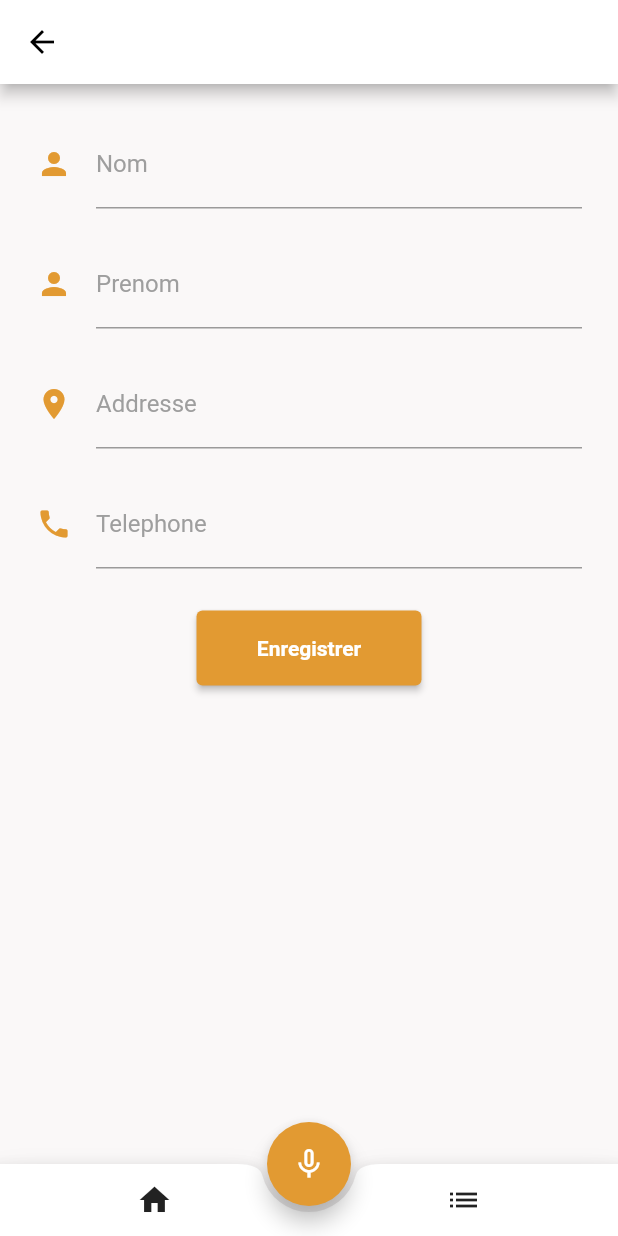
After one commit to KennyChrisUmurundi/TravailFutE, a Flutter app: the ClientsList screen opened directly, after a tap on the "add" icon, on a phone screen of 412 x 824 dp. The commit adds this screen. Run offline on Flutter 3.47's test engine with Material 2 defaults, Android fonts, the phone set to English and light mode, and no system bars; drawn by our look-alikes of flutter_form_builder; our stand-ins replace audioplayers, flutter_native_splash, flutter_spinkit, logger, permission_handler; missing offline and left inert: phone_state, record; network calls fail; statements that could not run were skipped.

Commit message:
client api call

```diff
--- /dev/null
+++ b/lib/screens/client_create.dart
@@ -0,0 +1,159 @@
+import 'package:flutter/material.dart';
+import 'package:flutter_form_builder/flutter_form_builder.dart';
+import 'package:http/http.dart' as http;
+import 'package:travail_fute/constants.dart';
+import 'package:travail_fute/widgets/botom_nav.dart';
+import 'package:travail_fute/widgets/foab.dart';
+
+class ClientCreatePage extends StatefulWidget {
+  const ClientCreatePage({super.key});
+
+  @override
+  State<ClientCreatePage> createState() => _ClientCreatePageState();
+}
+
+class _ClientCreatePageState extends State<ClientCreatePage> {
+  final GlobalKey<FormBuilderState> _formKey = GlobalKey<FormBuilderState>();
+  final String apiUrl = 'YOUR_API_ENDPOINT';
+
+  @override
+  Widget build(BuildContext context) {
+    return Scaffold(
+      resizeToAvoidBottomInset: false,
+      appBar: AppBar(
+        backgroundColor: Colors.white,
+        foregroundColor: Colors.black,
+        // title: SearchEngine(),
+      ),
+      backgroundColor: kBackgroundColor,
+      body: Padding(
+        padding: const EdgeInsets.all(16.0),
+        child: FormBuilder(
+          key: _formKey,
+          autovalidateMode: AutovalidateMode.disabled,
+          child: SingleChildScrollView(
+            child: Column(
+              children: [
+                const FormTextField(
+                  textLabel: 'Nom',
+                  // textHint: 'Jean',
+                  icon: Icons.person,
+                ),
+                const SizedBox(
+                  height: 5,
+                ),
+                const FormTextField(
+                  textLabel: 'Prenom',
+                  // textHint: 'Jean',
+                  icon: Icons.person,
+                ),
+                const SizedBox(
+                  height: 5,
+                ),
+                const FormTextField(
+                  textLabel: 'Addresse',
+                  // textHint: 'Jean',
+                  icon: Icons.location_on,
+                ),
+                const SizedBox(
+                  height: 5,
+                ),
+                const FormTextField(
+                  textLabel: 'Telephone',
+                  // textHint: 'Jean',
+                  icon: Icons.phone,
+                ),
+
+                // FormBuilderTextField(
+                //   name: 'Prenom',
+                //   decoration: InputDecoration(labelText: 'Dupont'),
+                //   // Add validation and initial value as needed
+                // ),
+                // FormBuilderTextField(
+                //   name: 'Addresse',
+                //   decoration: InputDecoration(labelText: 'Rue xyz 49/12'),
+                //   // Add validation and initial value as needed
+                // ),
+                // FormBuilderTextField(
+                //   name: 'Telephone',
+                //   decoration: InputDecoration(
+                //     labelText: 'Telephone',
+                //     labelStyle: kCardSmallTextStyle,
+                //   ),
+                //   // Add validation and initial value as needed
+                // ),
+                // Repeat for other form fields (first_name, last_name, etc.)
+                const SizedBox(height: 20),
+                ElevatedButton(
+                  style: ButtonStyle(
+                    backgroundColor:
+                        MaterialStateProperty.all<Color>(kTravailFuteMainColor),
+                    minimumSize: MaterialStateProperty.all<Size>(Size(150, 50)),
+                  ),
+                  onPressed: () async {
+                    if (_formKey.currentState!.saveAndValidate()) {
+                      // Send a POST request to your API to create the client
+                      final response = await http.post(
+                        Uri.parse(apiUrl),
+                        body: _formKey.currentState!.value,
+                      );
+
+                      if (response.statusCode == 201) {
+                        // Client created successfully, handle success
+                      } else {
+                        // Handle API error
+                      }
+                    }
+                  },
+                  child: const Text(
+                    'Enregistrer',
+                    style: TextStyle(fontWeight: FontWeight.bold),
+                  ),
+                ),
+              ],
+            ),
+          ),
+        ),
+      ),
+      bottomNavigationBar: const BottomNavBar(),
+      floatingActionButton: const MyCenteredFAB(),
+      floatingActionButtonLocation: FloatingActionButtonLocation.centerDocked,
+    );
+  }
+}
+
+class FormTextField extends StatelessWidget {
+  const FormTextField({
+    super.key,
+    required this.textLabel,
+    // required this.textHint,
+    required this.icon,
+  });
+
+  final String textLabel;
+  // final String textHint;
+  final IconData icon;
+
+  @override
+  Widget build(BuildContext context) {
+    return Container(
+      padding: const EdgeInsets.all(8),
+      child: FormBuilderTextField(
+        name: textLabel,
+        decoration: InputDecoration(
+          labelText: textLabel,
+          labelStyle: const TextStyle(color: Colors.grey),
+          icon: Icon(icon),
+          iconColor: kTravailFuteMainColor,
+          focusColor: kTravailFuteMainColor,
+          focusedBorder: const OutlineInputBorder(
+            borderSide: BorderSide(color: kTravailFuteMainColor),
+          ),
+          // border: OutlineInputBorder(
+          //   borderRadius: BorderRadius.circular(15),
+          // ),
+        ),
+      ),
+    );
+  }
+}
--- a/lib/screens/clients.dart
+++ b/lib/screens/clients.dart
@@ -2,6 +2,7 @@ import 'package:flutter/material.dart';
 // import 'package:http/http.dart';
 import 'package:logger/logger.dart';
 import 'package:travail_fute/constants.dart';
+import 'package:travail_fute/screens/client_create.dart';
 import 'package:travail_fute/widgets/botom_nav.dart';
 import 'package:travail_fute/widgets/client_card.dart';
 import 'package:travail_fute/services/clients_service.dart';
@@ -46,7 +47,28 @@ class _ClientsListState extends State<ClientsList> {
       appBar: AppBar(
         backgroundColor: Colors.white,
         foregroundColor: Colors.black,
-        title: SearchEngine(),
+        title: Row(
+          mainAxisAlignment: MainAxisAlignment.spaceBetween,
+          children: [
+            const Expanded(
+              flex: 3,
+              child: SearchEngine(),
+            ),
+            Expanded(
+              child: IconButton(
+                onPressed: () {
+                  Navigator.push(
+                    context,
+                    MaterialPageRoute(
+                      builder: (context) => const ClientCreatePage(),
+                    ),
+                  );
+                },
+                icon: const Icon(Icons.add),
+              ),
+            )
+          ],
+        ),
       ),
       backgroundColor: kBackgroundColor,
       body: Column(
--- a/lib/screens/home_page.dart
+++ b/lib/screens/home_page.dart
@@ -2,6 +2,7 @@ import 'package:flutter/material.dart';
 import 'package:travail_fute/constants.dart';
 // import 'package:permission_handler/permission_handler.dart';
 import 'package:phone_state/phone_state.dart';
+import 'package:travail_fute/screens/client_create.dart';
 import 'package:travail_fute/utils/audio_player.dart';
 import 'package:travail_fute/utils/phone_state.dart';
 // import 'package:path_provider/path_provider.dart';
@@ -126,7 +127,7 @@ class _HomePageState extends State<HomePage> {
                         );
                       },
                       label: 'Clients',
-                      number: '15',
+                      number: '12',
                       icon: Icons.people,
                       value: 89,
                       completed: 89),
@@ -259,10 +260,12 @@ class CustomRoundButton extends StatelessWidget {
     required this.buttonIcon,
     required this.backgroundColor,
     required this.iconColor,
+    // this.onPress,
   });
   final IconData buttonIcon;
   final Color backgroundColor;
   final Color iconColor;
+  // final void Function()? onPress;
   @override
   Widget build(BuildContext context) {
     return Container(
--- a/pubspec.yaml
+++ b/pubspec.yaml
@@ -22,6 +22,7 @@ dependencies:
   logger: ^2.0.2
   flutter_spinkit: ^5.2.0
   http: ^1.1.0
+  flutter_form_builder: ^9.1.1
 
 dev_dependencies:
   flutter_test:
```
Also changed, not shown: lib/screens/client_detail.dart (+10 -10 lines), lib/widgets/main_card.dart (+18 -11 lines), pubspec.lock.
